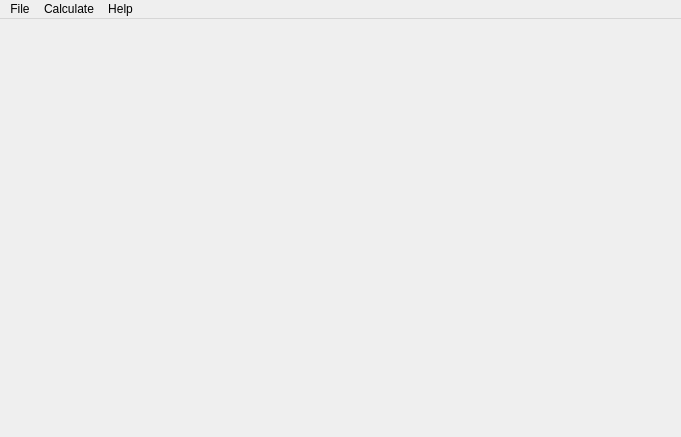
First picture: the form in apps/gaapplication/gaapplication.ui, repository levanhong05/GeneticAlgorithm, before the edit.
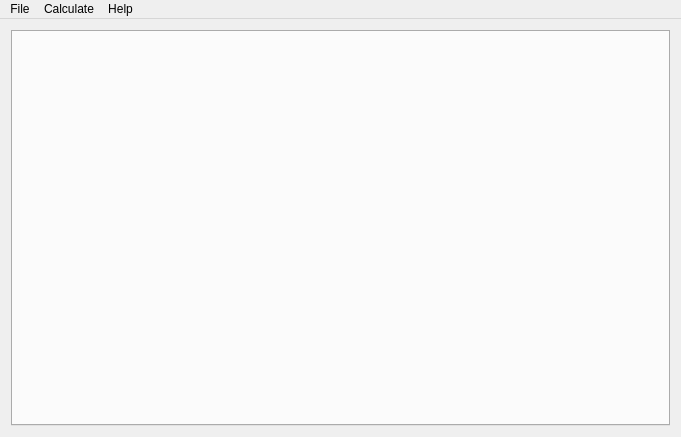
Second picture: the form after the edit. Icons and pictures are not drawn.

Commit message: Update main window

Diff of the .ui file:
```diff
--- a/apps/gaapplication/gaapplication.ui
+++ b/apps/gaapplication/gaapplication.ui
@@ -20,7 +20,23 @@
    <iconset resource="gaa_res.qrc">
     <normaloff>:/ga/images/dna.png</normaloff>:/ga/images/dna.png</iconset>
   </property>
-  <widget class="QWidget" name="centralWidget"/>
+  <widget class="QWidget" name="centralWidget">
+   <layout class="QVBoxLayout" name="verticalLayout">
+    <item>
+     <widget class="QTabWidget" name="tabWidget">
+      <property name="currentIndex">
+       <number>-1</number>
+      </property>
+      <property name="tabsClosable">
+       <bool>true</bool>
+      </property>
+      <property name="movable">
+       <bool>true</bool>
+      </property>
+     </widget>
+    </item>
+   </layout>
+  </widget>
   <widget class="QMenuBar" name="menuBar">
    <property name="geometry">
     <rect>
```
The commit also changes 5 other files.
